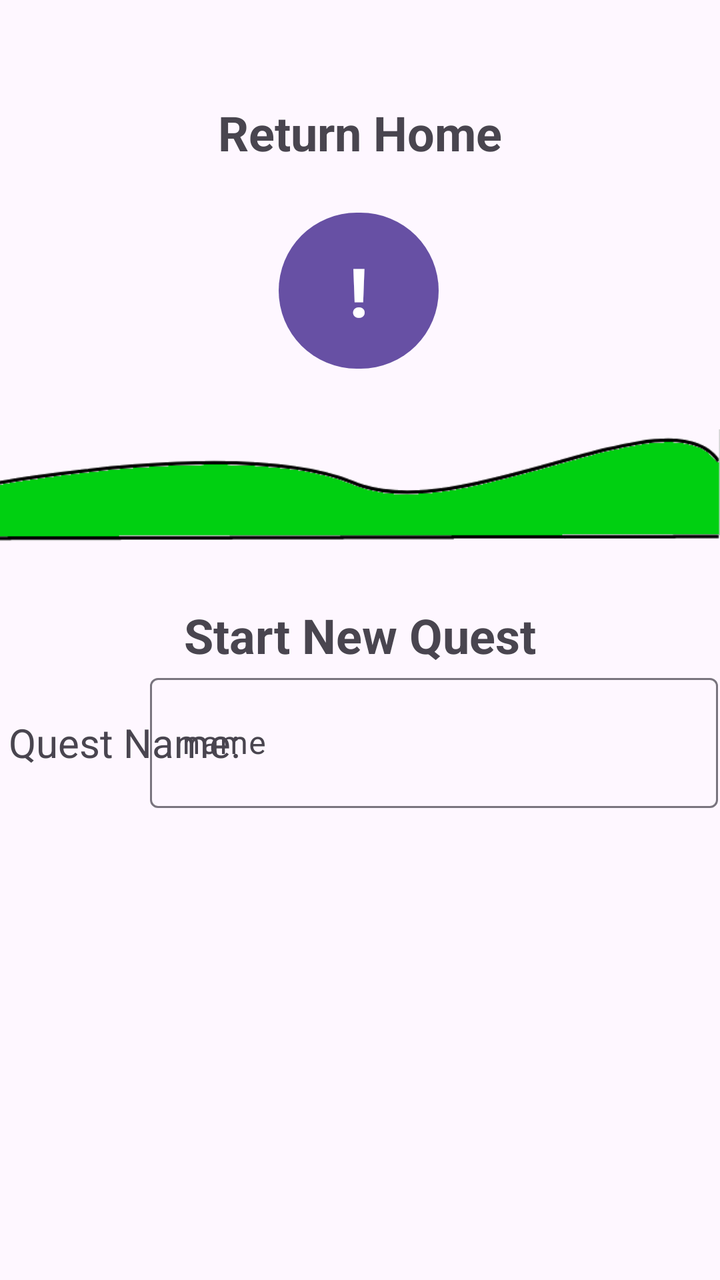
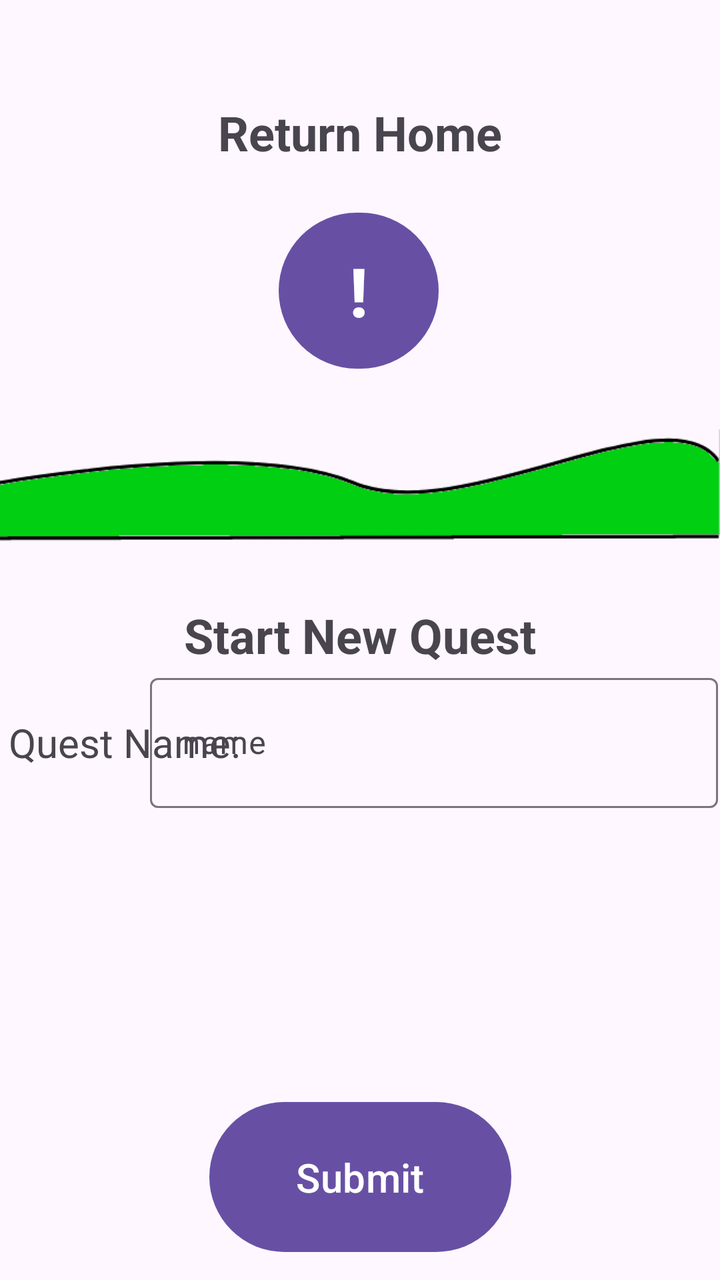

Two renders of the same Android screen: before a commit and after it. Below are the layout's source before the change and the commit's diff.
<!-- AndroidManifest.xml: application theme Theme.QuestLife -->
<!-- res/layout/activity_quest.xml -->
<?xml version="1.0" encoding="utf-8"?>
<androidx.constraintlayout.widget.ConstraintLayout xmlns:android="http://schemas.android.com/apk/res/android"
    xmlns:app="http://schemas.android.com/apk/res-auto"
    xmlns:tools="http://schemas.android.com/tools"
    android:id="@+id/main"
    android:layout_width="match_parent"
    android:layout_height="match_parent"
    tools:context=".QuestActivity">

    <Button
        android:id="@+id/returnButton"
        android:layout_width="80dp"
        android:layout_height="86dp"
        android:layout_marginTop="20dp"
        android:text="!"
        android:textAlignment="center"
        android:textSize="34sp"
        android:textStyle="bold"
        app:layout_constraintEnd_toEndOf="parent"
        app:layout_constraintHorizontal_bias="0.498"
        app:layout_constraintStart_toStartOf="parent"
        app:layout_constraintTop_toBottomOf="@+id/ReturnText" />

    <ImageView
        android:id="@+id/imageView2"
        android:layout_width="wrap_content"
        android:layout_height="wrap_content"
        app:layout_constraintStart_toStartOf="parent"
        app:layout_constraintTop_toBottomOf="@+id/returnButton"
        app:srcCompat="@drawable/landscape" />

    <TextView
        android:id="@+id/ReturnText"
        android:layout_width="wrap_content"
        android:layout_height="wrap_content"
        android:layout_marginTop="50dp"
        android:text="Return Home"
        android:textAlignment="textStart"
        android:textSize="24sp"
        android:textStyle="bold"
        app:layout_constraintEnd_toEndOf="parent"
        app:layout_constraintStart_toStartOf="parent"
        app:layout_constraintTop_toTopOf="parent" />

    <TextView
        android:id="@+id/title"
        android:layout_width="wrap_content"
        android:layout_height="wrap_content"
        android:text="Start New Quest"
        android:textAlignment="textStart"
        android:textSize="24sp"
        android:textStyle="bold"
        app:layout_constraintEnd_toEndOf="parent"
        app:layout_constraintStart_toStartOf="parent"
        app:layout_constraintTop_toBottomOf="@+id/imageView2" />

    <TextView
        android:id="@+id/QuestNameText"
        android:layout_width="125dp"
        android:layout_height="75dp"
        android:gravity="center"
        android:text="Quest Name:"
        android:textAlignment="center"
        android:textSize="20sp"
        app:layout_constraintStart_toStartOf="parent"
        app:layout_constraintTop_toBottomOf="@+id/title" />

    <com.google.android.material.textfield.TextInputLayout
        android:id="@+id/InputTextLayout"
        android:layout_width="284dp"
        android:layout_height="75dp"
        android:layout_marginEnd="1dp"
        app:layout_constraintEnd_toEndOf="parent"
        app:layout_constraintTop_toBottomOf="@+id/title">

        <com.google.android.material.textfield.TextInputEditText
            android:id="@+id/InputText"
            android:layout_width="match_parent"
            android:layout_height="65dp"
            android:clickable="true"
            android:contextClickable="true"
            android:editable="true"
            android:enabled="true"
            android:hint="name"
            android:inputType="text" />
    </com.google.android.material.textfield.TextInputLayout>

</androidx.constraintlayout.widget.ConstraintLayout>
<!-- resources referenced by this layout -->
<resources>
  <!-- drawable landscape: png bitmap (drawable, 6272 bytes) -->
  <style name="Theme.QuestLife" parent="Base.Theme.QuestLife" />
  <style name="Base.Theme.QuestLife" parent="Theme.Material3.DayNight.NoActionBar">
          
          
      </style>
</resources>

<!-- the commit's change to res/layout/activity_quest.xml (unified diff, before → after) -->
@@ -85,4 +85,17 @@
             android:inputType="text" />
     </com.google.android.material.textfield.TextInputLayout>
 
+    <Button
+        android:id="@+id/buttonSubmit"
+        android:layout_width="151dp"
+        android:layout_height="83dp"
+        android:layout_marginStart="130dp"
+        android:layout_marginEnd="130dp"
+        android:layout_marginBottom="10dp"
+        android:text="Submit"
+        android:textSize="20sp"
+        app:layout_constraintBottom_toBottomOf="parent"
+        app:layout_constraintEnd_toEndOf="parent"
+        app:layout_constraintStart_toStartOf="parent" />
+
 </androidx.constraintlayout.widget.ConstraintLayout>
